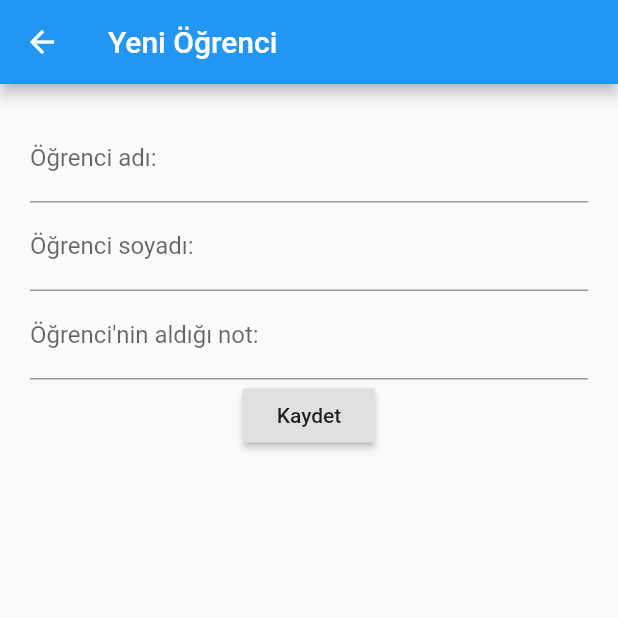
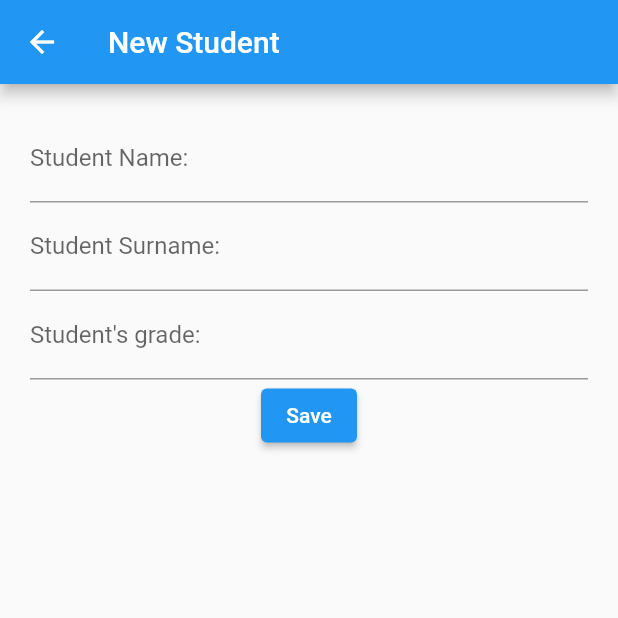
Before and after one commit to BBarisKilic/Student-Information-System, a Flutter app: the StudentAdd screen opened directly with empty values, on a phone screen of 412 x 824 dp, the top half of it. Run offline on Flutter 3.47's test engine with Material 2 defaults, Android fonts, the phone set to English and light mode, and no system bars; network calls fail.

Commit message:
Texts are translated into English.

```diff
--- a/lib/main.dart
+++ b/lib/main.dart
@@ -1,17 +1,18 @@
 import 'package:flutter/material.dart';
-import 'package:ogrenci_bilgi_sistemi/screens/student_add.dart';
-import 'package:ogrenci_bilgi_sistemi/screens/student_update.dart';
+import 'package:student_information_system/screens/student_add.dart';
+import 'package:student_information_system/screens/student_update.dart';
 import 'models/student.dart';
 
 void main() {
-  runApp(MyApp());
+  runApp(StudentInformationSystem());
 }
 
-class MyApp extends StatelessWidget {
+class StudentInformationSystem extends StatelessWidget {
   @override
   Widget build(BuildContext context) {
     return MaterialApp(
       home: Homepage(),
+      debugShowCheckedModeBanner: false,
     );
   }
 }
@@ -30,14 +31,14 @@ class _HomepageState extends State {
     Student.withId(3, "Ulaş", "K", 44),
   ];
 
-  Student selectedStudent = Student.withId(0, "Hiç kimse", "", 0);
+  Student selectedStudent = Student.withId(0, "Non", "", 0);
   Color updateColor = Colors.transparent;
 
   @override
   Widget build(BuildContext context) {
     return Scaffold(
       appBar: AppBar(
-        title: Text("Öğrenci Bilgi Sistemi"),
+        title: Text("Student Information System"),
       ),
       body: buildBody(),
     );
@@ -45,20 +46,20 @@ class _HomepageState extends State {
 
   Widget buildBody() {
     return Column(
+      mainAxisAlignment: MainAxisAlignment.spaceEvenly,
       children: <Widget>[
         Expanded(
-          child: ListView.builder(
+          child: ListView.separated(
             itemCount: students.length,
             itemBuilder: (BuildContext context, int index) {
               return ListTile(
+                tileColor: updateColor,
                 title: Text(
                   students[index].firstName + " " + students[index].lastName,
-                    style: TextStyle(backgroundColor: updateColor),
                 ),
                 subtitle: Text(
-                    "Öğrencinin aldığı not: " +
+                  "The grade the student received: " +
                       students[index].grade.toString(),
-                    style: TextStyle(backgroundColor: updateColor),
                 ),
                 leading: CircleAvatar(
                   backgroundImage: NetworkImage(
@@ -82,7 +83,13 @@ class _HomepageState extends State {
                   }
                 },
               );
-              }),
+            },
+            separatorBuilder: (BuildContext context, int index) {
+              return SizedBox(
+                height: 4,
+              );
+            },
+          ),
         ),
         Text(
           bottomInfoText(),
@@ -90,10 +97,11 @@ class _HomepageState extends State {
         Row(
           children: <Widget>[
             manuelBottomBar(
-                1, "Yeni Öğrenci", 4, Colors.greenAccent, Icon(Icons.add)),
+                1, "New Student", 6, Colors.greenAccent, Icon(Icons.add)),
             manuelBottomBar(
-                2, "Düzenle", 3, Colors.amberAccent, Icon(Icons.update)),
-            manuelBottomBar(3, "Sil", 2, Colors.redAccent, Icon(Icons.delete)),
+                2, "Edit", 4, Colors.amberAccent, Icon(Icons.update)),
+            manuelBottomBar(
+                3, "Delete", 5, Colors.redAccent, Icon(Icons.delete)),
           ],
         )
       ],
@@ -160,21 +168,21 @@ class _HomepageState extends State {
 
   String bottomInfoText() {
     if (updateColor == Colors.amberAccent) {
-      return "Düzenlemek istediğiniz öğrenciyi seçiniz!";
+      return "Select the student you want to edit!";
     } else if (updateColor == Colors.redAccent) {
-      return "Silmek istediğiniz öğrenciyi seçiniz!";
+      return "Select the student you want to delete!";
     } else {
       if (selectedStudent.grade >= 50) {
-        return selectedStudent.firstName + ": " + "Geçti";
+        return selectedStudent.firstName + ": " + "Passed";
       } else {
-        return selectedStudent.firstName + ": " "Kaldı";
+        return selectedStudent.firstName + ": " "Failed";
       }
     }
   }
 
   void showAlertDeleteStudent(BuildContext context, int index) {
     Widget cancelButton = FlatButton(
-      child: Text("İptal"),
+      child: Text("Cancel"),
       onPressed: () {
         setState(() {
           updateColor = Colors.transparent;
@@ -184,7 +192,7 @@ class _HomepageState extends State {
     );
 
     Widget continueButton = FlatButton(
-      child: Text("Devam et"),
+      child: Text("Continue"),
       onPressed: () {
         setState(() {
           updateColor = Colors.transparent;
@@ -195,10 +203,10 @@ class _HomepageState extends State {
     );
 
     AlertDialog alert = AlertDialog(
-      title: Text("Dikkat!"),
-      content: Text("Devam etmeniz durumunda seçili öğrencinin '" +
+      title: Text("Caution!"),
+      content: Text("If you continue, the selected '" +
           students[index].firstName +
-          "' verileri tamamen silinecek!"),
+          "' student's data will be completely deleted!"),
       actions: [
         cancelButton,
         continueButton,
--- a/lib/models/student.dart
+++ b/lib/models/student.dart
@@ -18,7 +18,7 @@ class Student {
     this.grade = grade;
   }
 
-  Student.withoutInfo() {}
+  Student.withoutInfo();
 
   bool get getStatus {
     if (this.grade >= 50) {
--- a/lib/screens/student_add.dart
+++ b/lib/screens/student_add.dart
@@ -1,7 +1,8 @@
 import 'package:flutter/material.dart';
-import 'package:ogrenci_bilgi_sistemi/models/student.dart';
-import 'package:ogrenci_bilgi_sistemi/validation/text_validation.dart';
+import 'package:student_information_system/models/student.dart';
+import 'package:student_information_system/validation/text_validation.dart';
 
+// ignore: must_be_immutable
 class StudentAdd extends StatefulWidget {
   List<Student> students;
   StudentAdd(this.students);
@@ -18,7 +19,7 @@ class _StudentAddState extends State<StudentAdd> with textValidationMixin {
   Widget build(BuildContext context) {
     return Scaffold(
       appBar: AppBar(
-        title: Text("Yeni Öğrenci"),
+        title: Text("New Student"),
       ),
       body: SingleChildScrollView(
         child: Container(
@@ -42,7 +43,7 @@ class _StudentAddState extends State<StudentAdd> with textValidationMixin {
   Widget buildFirstNameText() {
     return TextFormField(
       decoration:
-          InputDecoration(labelText: "Öğrenci adı:", hintText: "Meryem"),
+          InputDecoration(labelText: "Student Name:", hintText: "Meryem"),
       validator: firstNameValidator,
       onSaved: (String value) {
         newStudent.firstName = value;
@@ -52,7 +53,7 @@ class _StudentAddState extends State<StudentAdd> with textValidationMixin {
 
   Widget buildLastNameText() {
     return TextFormField(
-      decoration: InputDecoration(labelText: "Öğrenci soyadı:", hintText: "D"),
+      decoration: InputDecoration(labelText: "Student Surname:", hintText: "D"),
       validator: lastNameValidator,
       onSaved: (String value) {
         newStudent.lastName = value;
@@ -63,7 +64,7 @@ class _StudentAddState extends State<StudentAdd> with textValidationMixin {
   Widget buildGradeText() {
     return TextFormField(
       decoration:
-          InputDecoration(labelText: "Öğrenci'nin aldığı not:", hintText: "60"),
+          InputDecoration(labelText: "Student's grade:", hintText: "60"),
       validator: gradeValidator,
       onSaved: (String value) {
         newStudent.grade = int.parse(value);
@@ -72,8 +73,8 @@ class _StudentAddState extends State<StudentAdd> with textValidationMixin {
   }
 
   Widget buildReturnButton() {
-    return RaisedButton(
-      child: Text("Kaydet"),
+    return ElevatedButton(
+      child: Text("Save"),
       onPressed: () {
         if (formKey.currentState.validate()) {
           formKey.currentState.save();
--- a/lib/screens/student_update.dart
+++ b/lib/screens/student_update.dart
@@ -1,7 +1,8 @@
 import 'package:flutter/material.dart';
-import 'package:ogrenci_bilgi_sistemi/models/student.dart';
-import 'package:ogrenci_bilgi_sistemi/validation/text_validation.dart';
+import 'package:student_information_system/models/student.dart';
+import 'package:student_information_system/validation/text_validation.dart';
 
+// ignore: must_be_immutable
 class StudentUpdate extends StatefulWidget {
   List<Student> students;
   Student selectedStudent = Student.withoutInfo();
@@ -21,7 +22,7 @@ class _StudentUpdate extends State<StudentUpdate> with textValidationMixin {
   Widget build(BuildContext context) {
     return Scaffold(
       appBar: AppBar(
-        title: Text("Öğrenci Bilgilerini Düzenle"),
+        title: Text("Edit Student Information"),
       ),
       body: SingleChildScrollView(
         child: Container(
@@ -45,7 +46,7 @@ class _StudentUpdate extends State<StudentUpdate> with textValidationMixin {
   Widget buildFirstNameText() {
     return TextFormField(
       initialValue: widget.selectedStudent.firstName,
-      decoration: InputDecoration(labelText: "Öğrenci adı:"),
+      decoration: InputDecoration(labelText: "Student Name:"),
       validator: firstNameValidator,
       onSaved: (String value) {
         changedStudent.firstName = value;
@@ -56,7 +57,7 @@ class _StudentUpdate extends State<StudentUpdate> with textValidationMixin {
   Widget buildLastNameText() {
     return TextFormField(
       initialValue: widget.selectedStudent.lastName,
-      decoration: InputDecoration(labelText: "Öğrenci soyadı:"),
+      decoration: InputDecoration(labelText: "Student Surname:"),
       validator: lastNameValidator,
       onSaved: (String value) {
         changedStudent.lastName = value;
@@ -67,7 +68,7 @@ class _StudentUpdate extends State<StudentUpdate> with textValidationMixin {
   Widget buildGradeText() {
     return TextFormField(
       initialValue: widget.selectedStudent.grade.toString(),
-      decoration: InputDecoration(labelText: "Öğrenci'nin aldığı not:"),
+      decoration: InputDecoration(labelText: "Student's Grade:"),
       validator: gradeValidator,
       onSaved: (String value) {
         changedStudent.grade = int.parse(value);
--- a/lib/validation/text_validation.dart
+++ b/lib/validation/text_validation.dart
@@ -2,29 +2,31 @@ mixin textValidationMixin {
   String firstNameValidator(String text) {
     var nonValidCharacters = RegExp(r'[0-9_\-=@,\.;+*/$#£]');
     if (text.length < 2) {
-      return "İsim en az 2 karakter olmalıdır.";
+      return "The name must be at least 2 characters.";
     }
-
     if (text.contains(nonValidCharacters)) {
-      return "İsim özel karakter veya rakam içermemelidir.";
+      return "The name should not contain any special characters or numbers.";
     }
+    return null;
   }
 
   String lastNameValidator(String text) {
     var nonValidCharacters = RegExp(r'[0-9_\-=@,\.;+*/$#£]');
     if (text.length < 2) {
-      return "Soyisim en az 2 karakter olmalıdır.";
+      return "The surname must be at least 2 characters.";
     }
     if (text.contains(nonValidCharacters)) {
-      return "Soyisim özel karakter veya rakam içermemelidir.";
+      return "The surname should be a special character or not.";
     }
+    return null;
   }
 
   String gradeValidator(String text) {
     //var nonValidCharacters = RegExp(r'[a-zA-Z_\-=@,\.;+*/$#£]');
     var grade = int.parse(text);
     if (grade < 0 || grade > 100) {
-      return "Not 0 ile 100 arasında olmalıdır.";
+      return "The grade must be between 0 and 100.";
     }
+    return null;
   }
 }
--- a/pubspec.yaml
+++ b/pubspec.yaml
@@ -1,4 +1,4 @@
-name: ogrenci_bilgi_sistemi
+name: student_information_system
 description: A new Flutter project.
 
 # The following line prevents the package from being accidentally published to
```
Also changed, not shown: 1 other file. Lines whose indentation alone changed are shown as unchanged.
